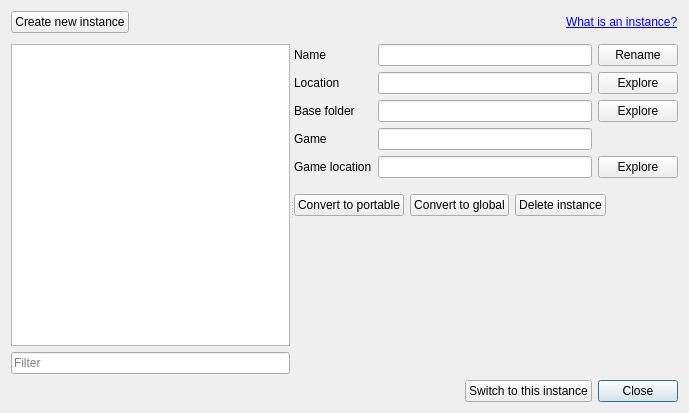
Qt form modorganizer/src/instancemanagerdialog.ui (Holt59/mo2-merge) before a commit.
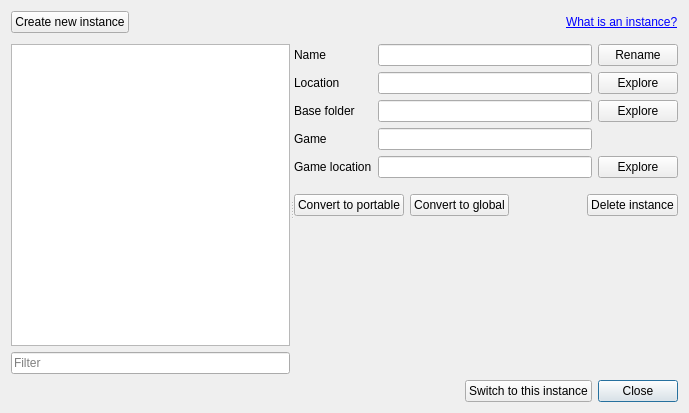
The same form after that commit. Icons and pictures are not drawn. Custom widgets are drawn as their Qt base class.

Commit message: [modorganizer] delete instance

The edit to the form file:
```diff
--- a/modorganizer/src/instancemanagerdialog.ui
+++ b/modorganizer/src/instancemanagerdialog.ui
@@ -305,18 +305,7 @@
                 </widget>
                </item>
                <item>
-                <widget class="QPushButton" name="deleteInstance">
-                 <property name="text">
-                  <string>Delete instance</string>
-                 </property>
-                 <property name="icon">
-                  <iconset resource="resources.qrc">
-                   <normaloff>:/MO/gui/remove</normaloff>:/MO/gui/remove</iconset>
-                 </property>
-                </widget>
-               </item>
-               <item>
-                <spacer name="horizontalSpacer_2">
+                <spacer name="horizontalSpacer_3">
                  <property name="orientation">
                   <enum>Qt::Horizontal</enum>
                  </property>
@@ -328,6 +317,17 @@
                  </property>
                 </spacer>
                </item>
+               <item>
+                <widget class="QPushButton" name="deleteInstance">
+                 <property name="text">
+                  <string>Delete instance</string>
+                 </property>
+                 <property name="icon">
+                  <iconset resource="resources.qrc">
+                   <normaloff>:/MO/gui/remove</normaloff>:/MO/gui/remove</iconset>
+                 </property>
+                </widget>
+               </item>
               </layout>
              </widget>
             </item>
```
The commit also changes 2 other files.
